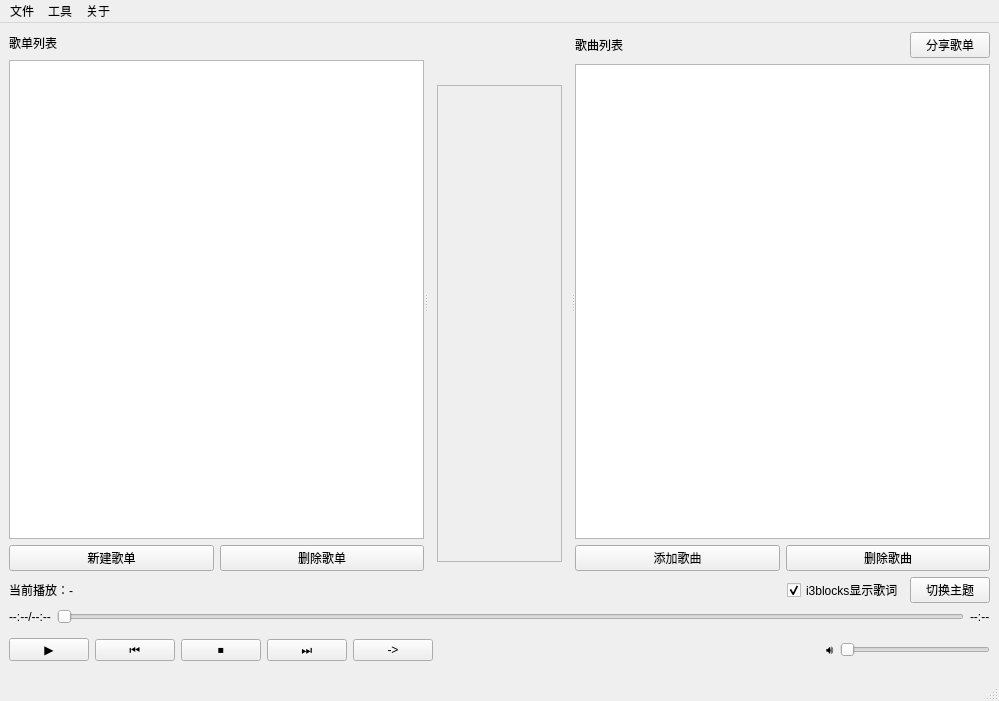
Before: the Qt Designer form ui/main_window.ui in shicj0927/EasyMusicPlus, drawn with Qt 5.
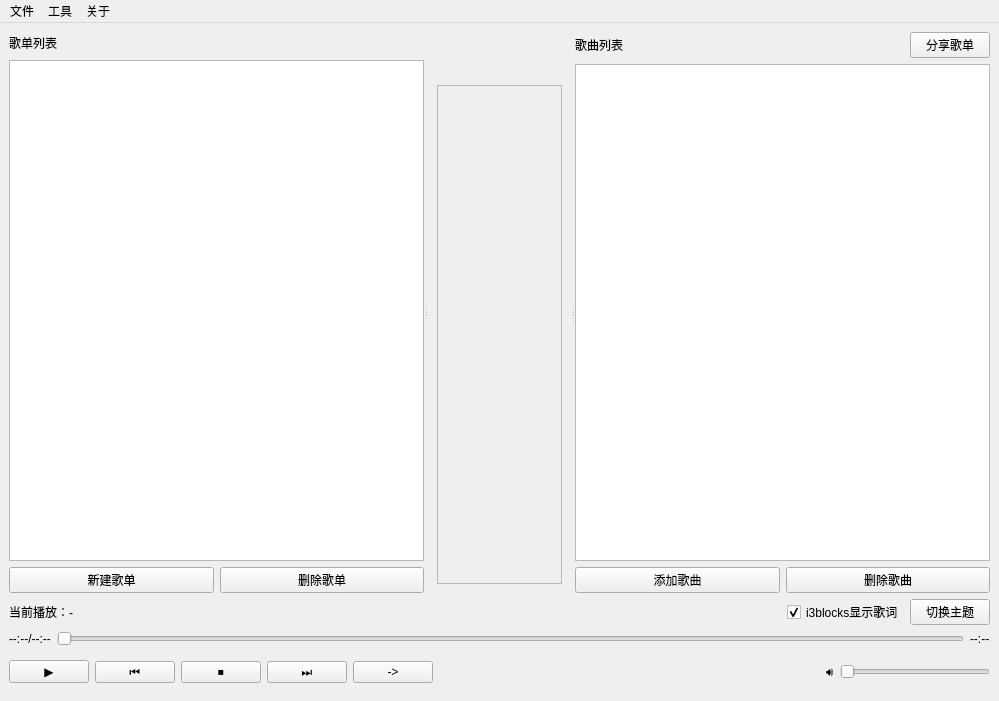
After: the same form once the commit is applied. The open tabs and pages were chosen to show the change.

Commit message: 移除状态栏

Patch:
```diff
--- a/ui/main_window.ui
+++ b/ui/main_window.ui
@@ -128,8 +128,8 @@
              <rect>
               <x>0</x>
               <y>0</y>
-              <width>121</width>
-              <height>455</height>
+              <width>98</width>
+              <height>28</height>
              </rect>
             </property>
            </widget>
@@ -377,7 +377,6 @@
    <addaction name="qMenu_tool"/>
    <addaction name="qMenu_about"/>
   </widget>
-  <widget class="QStatusBar" name="qStatusBar_statusBar"/>
   <action name="qAction_openDB">
    <property name="text">
     <string>打开歌曲库</string>
```
The commit also changes 1 other file.
